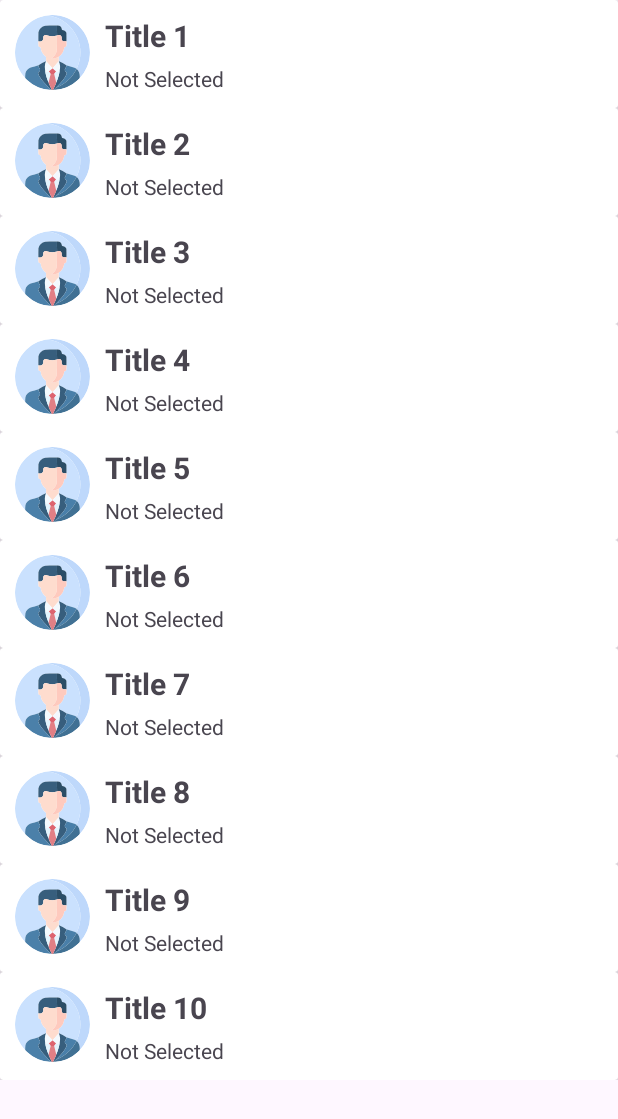
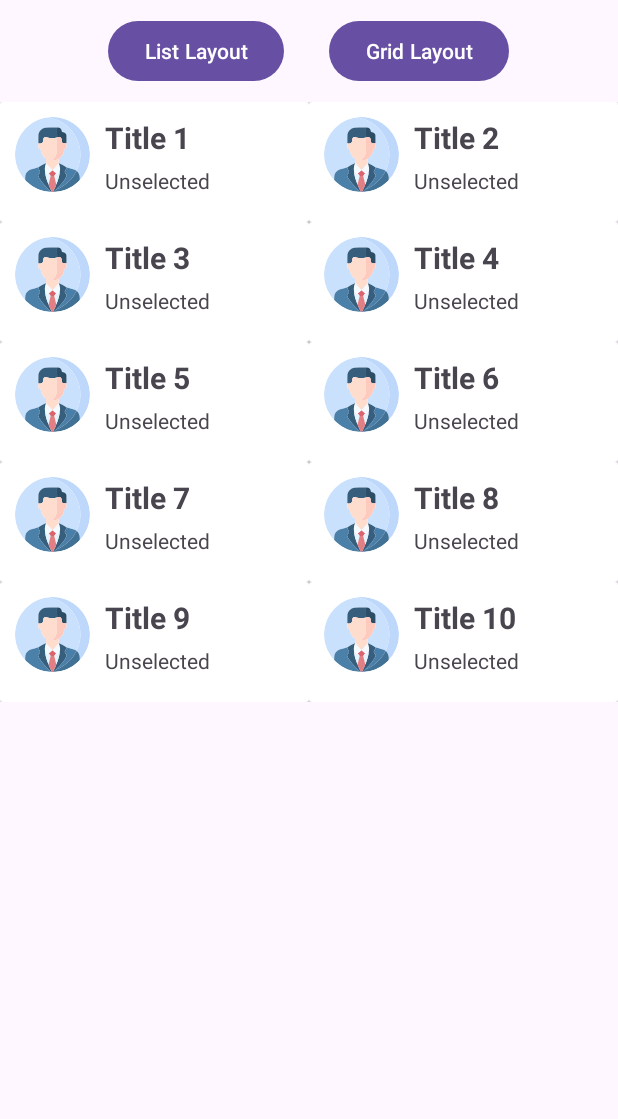
Before and after one commit to proptit-mobile-d21/011-Android-RecyclerView, an Android app: the screen it shows after launch (MainActivity), after a tap on "Title 1", on a phone screen of 412 x 824 dp. Shown: the top 1119 px of the screen. Run offline under Robolectric (Android 15) with nearby library versions, the phone set to English and light mode, and no system bars; our stand-ins replace CircleImageView; 2 other taps on this screen came first.

Commit message:
Add Grid Layout

```diff
--- a/app/src/main/java/dev/proptit/recyclerview/Adapter/ItemAdapter.kt
+++ b/app/src/main/java/dev/proptit/recyclerview/Adapter/ItemAdapter.kt
@@ -17,7 +17,7 @@ class ItemAdapter(private val itemData : List<Item>, private val listener : Item
             binding.apply {
                 img.setImageResource(item.image)
                 tvTitle.text = item.title
-                tvSelected.text = if(item.isSelected) "Selected" else "Not Selected"
+                tvSelected.text = if(item.isSelected) "Selected" else "Unselected"
                 root.setOnClickListener {
                     listener.onItemClick(item, adapterPosition)
                 }
--- a/app/src/main/java/dev/proptit/recyclerview/MainActivity.kt
+++ b/app/src/main/java/dev/proptit/recyclerview/MainActivity.kt
@@ -5,6 +5,7 @@ import android.os.Bundle
 import android.view.View
 import android.widget.Toast
 import androidx.lifecycle.ViewModel
+import androidx.recyclerview.widget.GridLayoutManager
 import androidx.recyclerview.widget.ItemTouchHelper
 import androidx.recyclerview.widget.LinearLayoutManager
 import androidx.recyclerview.widget.RecyclerView
@@ -35,7 +36,22 @@ class MainActivity : AppCompatActivity() {
         binding = ActivityMainBinding.inflate(layoutInflater)
         setContentView(binding.root)
 
-        binding.recyclerView.layoutManager = LinearLayoutManager(this)
+        initButton();
+        initRecyclerView()
+
+         setUpSwipeActions()
+
+    }
+    private fun initButton(){
+        binding.btnGrid.setOnClickListener{
+            binding.recyclerView.layoutManager = GridLayoutManager(this, 2)
+        }
+        binding.btnList.setOnClickListener{
+            binding.recyclerView.layoutManager = LinearLayoutManager(this)
+        }
+    }
+
+    private fun initRecyclerView(){
         binding.recyclerView.adapter = ItemAdapter(itemData, object : ItemListener{
             override fun onItemClick(item : Item, position: Int) {
                 Toast.makeText(
@@ -55,16 +71,11 @@ class MainActivity : AppCompatActivity() {
                 ).show()
             }
         })
-
-         setUpSwipeActions()
-
     }
-
-
     private fun setUpSwipeActions(){
         val touchHelper = ItemTouchHelper(
             object : ItemTouchHelper.SimpleCallback(
-                ItemTouchHelper.UP or ItemTouchHelper.DOWN,
+                0,
                 ItemTouchHelper.LEFT or ItemTouchHelper.RIGHT
             ){
                 override fun onMove(
--- a/app/src/main/res/layout/activity_main.xml
+++ b/app/src/main/res/layout/activity_main.xml
@@ -4,7 +4,26 @@
     xmlns:tools="http://schemas.android.com/tools"
     android:layout_width="match_parent"
     android:layout_height="match_parent"
+    android:orientation="vertical"
     tools:context=".MainActivity">
+    <LinearLayout
+        android:gravity="center"
+        android:layout_width="match_parent"
+        android:layout_height="wrap_content"
+        android:padding="10dp">
+        <Button
+            android:id="@+id/btn_list"
+            android:layout_width="wrap_content"
+            android:layout_height="wrap_content"
+            android:text="@string/list_layout"/>
+        <Button
+            android:id="@+id/btn_grid"
+            android:layout_marginStart="30dp"
+            android:layout_width="wrap_content"
+            android:layout_height="wrap_content"
+            android:text="@string/grid_layout"/>
+
+    </LinearLayout>
     <androidx.recyclerview.widget.RecyclerView
         android:id="@+id/recyclerView"
         android:layout_width="match_parent"
--- a/app/src/main/res/layout/item_circle.xml
+++ b/app/src/main/res/layout/item_circle.xml
@@ -1,11 +1,11 @@
 <?xml version="1.0" encoding="utf-8"?>
 <androidx.cardview.widget.CardView xmlns:android="http://schemas.android.com/apk/res/android"
     android:layout_width="match_parent"
-    android:layout_height="wrap_content"
+    android:layout_height="80dp"
     >
     <RelativeLayout
         android:layout_width="match_parent"
-        android:layout_height="wrap_content"
+        android:layout_height="match_parent"
         android:padding="10dp">
         <de.hdodenhof.circleimageview.CircleImageView
             android:id="@+id/img"
@@ -21,7 +21,7 @@
             android:layout_toEndOf="@id/img"
             android:textSize="20dp"
             android:textStyle="bold"
-            android:text="Titte"/>
+            android:text="@string/tittle"/>
         <TextView
             android:id="@+id/tv_selected"
             android:layout_width="wrap_content"
@@ -30,7 +30,7 @@
             android:layout_below="@+id/tv_title"
             android:layout_marginStart="10dp"
             android:layout_marginTop="5dp"
-            android:text="Selected"/>
+            android:text="@string/unselected"/>
 
     </RelativeLayout>
 </androidx.cardview.widget.CardView>
--- a/app/src/main/res/values/strings.xml
+++ b/app/src/main/res/values/strings.xml
@@ -1,3 +1,9 @@
 <resources>
     <string name="app_name">Recycler View</string>
+    <string name="tittle"> Title</string>
+    <string name="selected"> Selected</string>
+    <string name="unselected"> Unselected</string>
+
+    <string name="list_layout" > List Layout </string>
+    <string name="grid_layout" > Grid Layout </string>
 </resources>
```
